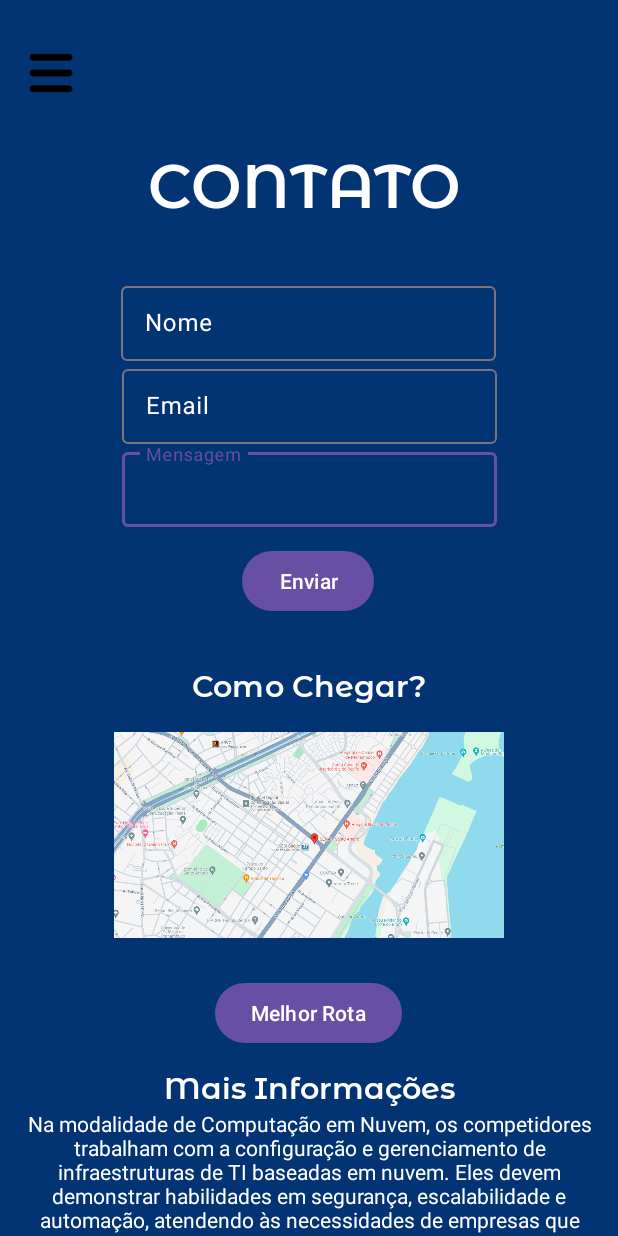
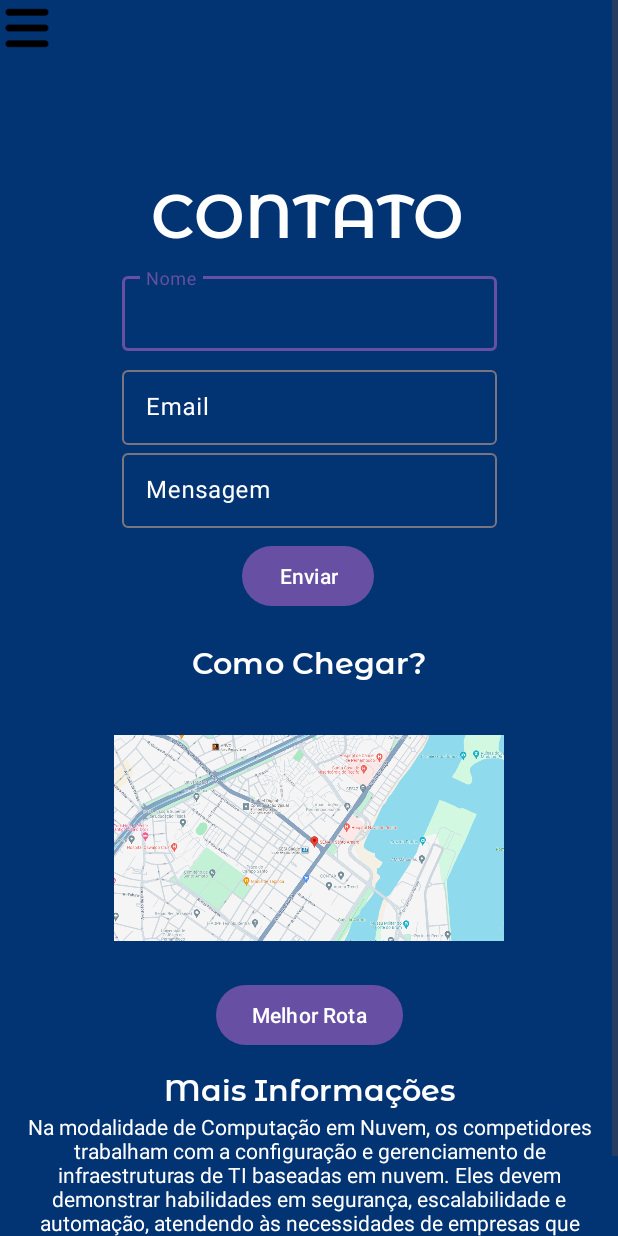
Before and after one commit to Arturleone/Retaking-Test2, an Android app: the screen it shows after launch (Activity_Contato), in the side drawer, after a tap on "Contato", on a phone screen of 412 x 824 dp. Run offline under Robolectric (Android 15) with nearby library versions, the phone set to English and light mode, and no system bars.

Commit message:
First Push

```diff
--- a/app/src/main/java/com/example/a08_artur_leonel_pe/Activity_Contato.kt
+++ b/app/src/main/java/com/example/a08_artur_leonel_pe/Activity_Contato.kt
@@ -4,8 +4,10 @@ import android.annotation.SuppressLint
 import android.content.Intent
 import android.net.Uri
 import android.os.Bundle
+import android.provider.ContactsContract.CommonDataKinds.Email
 import android.view.MenuItem
 import android.widget.Button
+import android.widget.EditText
 import android.widget.ImageView
 import android.widget.Toast
 import androidx.activity.enableEdgeToEdge
@@ -32,21 +34,40 @@ class Activity_Contato : AppCompatActivity(), NavigationView.OnNavigationItemSel
         //declarando os widgets/views
         drawerLayout = findViewById(R.id.drawer_layout)
         var navView = findViewById<NavigationView>(R.id.navView)
-        navView.setNavigationItemSelectedListener (this)
+        navView.setNavigationItemSelectedListener(this)
+        val nome = findViewById<EditText>(R.id.nome)
+        val email = findViewById<EditText>(R.id.email)
+        val mensagem = findViewById<EditText>(R.id.mensagem)
 
         //Inflar o activity main no frame_content do layout base
         layoutInflater.inflate(R.layout.activity_contato, findViewById(R.id.frame_content))
 
         //Lógica para levar para uma pagina web
-        findViewById<Button>(R.id.rota_Button).setOnClickListener{
+        findViewById<Button>(R.id.rota_Button).setOnClickListener {
             val link = Uri.parse("https://maps.app.goo.gl/ZZC3Z7fWbzxRMugr8")
             val intent = Intent(Intent.ACTION_VIEW, link)
             startActivity(intent)
         }
 
+        findViewById<Button>(R.id.button2).setOnClickListener {
+            val inputNome = nome.text.toString()
+            val inputEmail = email.text.toString()
+            val inputMensage = mensagem.text.toString()
+
+            if (inputMensage.isBlank() && inputEmail.isBlank() && inputNome.isBlank()) {
+                Toast.makeText(this, "Campos Inválidos!! \uD83E\uDD14", Toast.LENGTH_SHORT).show()
+            } else {
+                Toast.makeText(
+                    this,
+                    "Dados recebidos com sucesso!! \uD83D\uDE0A",
+                    Toast.LENGTH_SHORT
+                ).show()
+            }
+
             //Botão do menu caso seja acionado, ele abre o menu
-        val menu = findViewById<ImageView>(R.id.menu).setOnClickListener{
+            val menu = findViewById<ImageView>(R.id.menu).setOnClickListener {
                 drawerLayout.openDrawer(GravityCompat.START)
+            }
         }
     }
 
@@ -56,12 +77,15 @@ class Activity_Contato : AppCompatActivity(), NavigationView.OnNavigationItemSel
                 R.id.nav_Home -> {
                     startActivity(Intent(this, MainActivity::class.java))
                 }
+
                 R.id.nav_contato -> {
                     //Já Está Aqui
                 }
+
                 R.id.nav_Configurações -> {
                     startActivity(Intent(this, Activity_Configuracoes::class.java))
                 }
+
                 R.id.nav_WorldSkills -> {
                     startActivity(Intent(this, Activity_WorldSkills::class.java))
                 }
--- /dev/null
+++ b/app/src/main/java/com/example/a08_artur_leonel_pe/CarouselAdapter.kt
@@ -0,0 +1,25 @@
+package com.example.a08_artur_leonel_pe
+
+import android.view.View
+import android.view.ViewGroup
+import android.widget.ImageView
+import androidx.viewpager.widget.PagerAdapter
+
+class CarouselAdapter(private val images: List<Int>) : PagerAdapter() {
+    override fun instantiateItem(container: ViewGroup, position: Int): Any {
+        // Cria uma ImageView para cada item do carrossel
+        val imageView = ImageView(container.context)
+        imageView.setImageResource(images[position])
+        container.addView(imageView)
+        return imageView
+    }
+
+    override fun destroyItem(container: ViewGroup, position: Int, `object`: Any) {
+        // Remove a ImageView do container
+        container.removeView(`object` as ImageView)
+    }
+
+    override fun getCount(): Int = images.size
+
+    override fun isViewFromObject(view: View, `object`: Any): Boolean = view == `object`
+}
--- a/app/src/main/java/com/example/a08_artur_leonel_pe/MainActivity.kt
+++ b/app/src/main/java/com/example/a08_artur_leonel_pe/MainActivity.kt
@@ -3,20 +3,30 @@ package com.example.a08_artur_leonel_pe
 import android.annotation.SuppressLint
 import android.content.Intent
 import android.os.Bundle
+import android.os.Handler
+import android.os.Looper
 import android.view.MenuItem
+import android.view.ViewGroup
+import android.widget.Button
 import android.widget.ImageView
+import android.widget.TextView
 import androidx.activity.enableEdgeToEdge
+import androidx.appcompat.app.AlertDialog
 import androidx.appcompat.app.AppCompatActivity
 import androidx.core.view.GravityCompat
 import androidx.core.view.ViewCompat
 import androidx.core.view.WindowInsetsCompat
 import androidx.drawerlayout.widget.DrawerLayout
+import androidx.viewpager.widget.ViewPager
 import com.google.android.material.internal.NavigationMenu
 import com.google.android.material.navigation.NavigationView
 
 class MainActivity : AppCompatActivity(), NavigationView.OnNavigationItemSelectedListener {
     //declarando o drawerlayout
     private lateinit var drawerLayout: DrawerLayout
+    private lateinit var carousel: ViewPager
+    private val handler = Handler(Looper.getMainLooper())
+    private var currentPage = 0
 
     @SuppressLint("MissingInflatedId")
     override fun onCreate(savedInstanceState: Bundle?) {
@@ -27,15 +37,70 @@ class MainActivity : AppCompatActivity(), NavigationView.OnNavigationItemSelecte
         //declarando os widgets/views
         drawerLayout = findViewById(R.id.drawer_layout)
         var navView = findViewById<NavigationView>(R.id.navView)
-        navView.setNavigationItemSelectedListener (this)
+        navView.setNavigationItemSelectedListener(this)
 
         //Inflar o activity main no frame_content do layout base
         layoutInflater.inflate(R.layout.activity_main, findViewById(R.id.frame_content))
 
+        val textBemVindo = findViewById<TextView>(R.id.text_bem_vindo)
+        val worldSkills = findViewById<Button>(R.id.worldSkills)
+        val contato = findViewById<Button>(R.id.Contato)
+        val menuInflar = findViewById<Button>(R.id.Menu)
+
+
+        val userName = intent.getStringExtra("username")
+        textBemVindo.text = "Olá $userName!!"
+
+        setupCarousel()
+        startAutoScroll()
+
+        worldSkills.setOnClickListener {
+            val layoutInterno = findViewById<ViewGroup>(R.id.layoutInterno)
+            layoutInterno.removeAllViews() // Remove todos os filhos antes de inflar o novo layout
+            layoutInflater.inflate(R.layout.worldskills, layoutInterno, true)
+        }
+
+        contato.setOnClickListener {
+            val layoutInterno = findViewById<ViewGroup>(R.id.layoutInterno)
+            layoutInterno.removeAllViews() // Remove todos os filhos antes de inflar o novo layout
+            layoutInflater.inflate(R.layout.contato, layoutInterno, true)
+        }
+
+        menuInflar.setOnClickListener {
+            val layoutInterno = findViewById<ViewGroup>(R.id.layoutInterno)
+            layoutInterno.removeAllViews() // Remove todos os filhos antes de inflar o novo layout
+            layoutInflater.inflate(R.layout.home, layoutInterno, true)
+        }
+
         //Botão do menu caso seja acionado, ele abre o menu
-        val menu = findViewById<ImageView>(R.id.menu).setOnClickListener{
+        val menu = findViewById<ImageView>(R.id.menu).setOnClickListener {
             drawerLayout.openDrawer(GravityCompat.START)
         }
+    }
+
+    private fun setupCarousel() {
+        carousel = findViewById(R.id.carousel)
+        val images = listOf(R.drawable.image1, R.drawable.image2, R.drawable.image3)
+        carousel.adapter = CarouselAdapter(images)
+    }
+
+    // Inicia a rotação automática do carrossel
+    private fun startAutoScroll() {
+        val update = Runnable {
+            if (currentPage == (carousel.adapter?.count ?: 1) - 1) {
+                currentPage = 0
+            } else {
+                currentPage++
+            }
+            carousel.setCurrentItem(currentPage, true)
+        }
+
+        handler.postDelayed(object : Runnable {
+            override fun run() {
+                update.run()
+                handler.postDelayed(this, 3000)
+            }
+        }, 3000)
     }
 
     //Menu Em Ação
@@ -44,12 +109,15 @@ class MainActivity : AppCompatActivity(), NavigationView.OnNavigationItemSelecte
             R.id.nav_Home -> {
                 //Já está aqui
             }
+
             R.id.nav_contato -> {
                 startActivity(Intent(this, Activity_Contato::class.java))
             }
+
             R.id.nav_Configurações -> {
                 startActivity(Intent(this, Activity_Configuracoes::class.java))
             }
+
             R.id.nav_WorldSkills -> {
                 startActivity(Intent(this, Activity_WorldSkills::class.java))
             }
--- a/app/src/main/res/layout/activity_contato.xml
+++ b/app/src/main/res/layout/activity_contato.xml
@@ -8,16 +8,23 @@
     android:background="#023373"
     tools:context=".Activity_Contato">
 
+    <ScrollView
+        android:layout_width="match_parent"
+        android:layout_height="match_parent">
+
+        <androidx.constraintlayout.widget.ConstraintLayout
+            android:layout_width="match_parent"
+            android:layout_height="wrap_content"
+            android:orientation="vertical">
+
             <ImageView
                 android:id="@+id/menu"
                 android:layout_width="36dp"
                 android:layout_height="37dp"
-        android:layout_marginStart="16dp"
-        android:layout_marginTop="30dp"
                 android:textColor="@color/white"
-        app:layout_constraintStart_toStartOf="parent"
-        app:layout_constraintTop_toTopOf="parent"
-        app:srcCompat="@drawable/menu" />
+                app:srcCompat="@drawable/menu"
+                tools:layout_editor_absoluteX="16dp"
+                tools:layout_editor_absoluteY="30dp" />
 
             <TextView
                 android:id="@+id/textView3"
@@ -36,7 +43,7 @@
                 android:id="@+id/textView2"
                 android:layout_width="wrap_content"
                 android:layout_height="wrap_content"
-        android:layout_marginTop="32dp"
+                android:layout_marginTop="20dp"
                 android:fontFamily="@font/montserratalternatessemibold"
                 android:text="Como Chegar?"
                 android:textColor="@color/white"
@@ -49,13 +56,13 @@
                 android:id="@+id/textView"
                 android:layout_width="wrap_content"
                 android:layout_height="wrap_content"
-        android:layout_marginTop="96dp"
+                android:layout_marginTop="116dp"
                 android:fontFamily="@font/montserratalternatessemibold"
                 android:text="CONTATO"
                 android:textColor="@color/white"
                 android:textSize="40dp"
                 app:layout_constraintEnd_toEndOf="parent"
-        app:layout_constraintHorizontal_bias="0.486"
+                app:layout_constraintHorizontal_bias="0.497"
                 app:layout_constraintStart_toStartOf="parent"
                 app:layout_constraintTop_toTopOf="parent" />
 
@@ -86,6 +93,7 @@
                 android:id="@+id/textInputLayout2"
                 android:layout_width="wrap_content"
                 android:layout_height="wrap_content"
+                android:layout_marginTop="7dp"
                 android:hint="Email"
                 android:textColorHint="@color/white"
                 app:layout_constraintEnd_toEndOf="parent"
@@ -106,11 +114,10 @@
                 android:id="@+id/textInputLayout"
                 android:layout_width="wrap_content"
                 android:layout_height="wrap_content"
-        android:layout_marginTop="36dp"
+                android:layout_marginTop="9dp"
                 android:hint="Nome"
                 android:textColorHint="@color/white"
                 app:layout_constraintEnd_toEndOf="parent"
-        app:layout_constraintHorizontal_bias="0.496"
                 app:layout_constraintStart_toStartOf="parent"
                 app:layout_constraintTop_toBottomOf="@+id/textView">
 
@@ -129,7 +136,7 @@
                 android:id="@+id/button2"
                 android:layout_width="wrap_content"
                 android:layout_height="wrap_content"
-        android:layout_marginTop="12dp"
+                android:layout_marginTop="8dp"
                 android:text="Enviar"
                 app:layout_constraintEnd_toEndOf="parent"
                 app:layout_constraintHorizontal_bias="0.498"
@@ -140,10 +147,9 @@
                 android:id="@+id/rota_Button"
                 android:layout_width="wrap_content"
                 android:layout_height="wrap_content"
-        android:layout_marginTop="8dp"
+                android:layout_marginTop="7dp"
                 android:text="Melhor Rota"
                 app:layout_constraintEnd_toEndOf="parent"
-        app:layout_constraintHorizontal_bias="0.498"
                 app:layout_constraintStart_toStartOf="parent"
                 app:layout_constraintTop_toBottomOf="@+id/imageView2" />
 
@@ -151,6 +157,7 @@
                 android:id="@+id/imageView2"
                 android:layout_width="260dp"
                 android:layout_height="173dp"
+                android:layout_marginTop="17dp"
                 app:layout_constraintEnd_toEndOf="parent"
                 app:layout_constraintStart_toStartOf="parent"
                 app:layout_constraintTop_toBottomOf="@+id/textView2"
@@ -159,7 +166,7 @@
             <ScrollView
                 android:layout_width="380dp"
                 android:layout_height="140dp"
-        android:layout_marginTop="1dp"
+                android:layout_marginTop="2dp"
                 app:layout_constraintEnd_toEndOf="parent"
                 app:layout_constraintStart_toStartOf="parent"
                 app:layout_constraintTop_toBottomOf="@+id/textView3">
@@ -172,12 +179,13 @@
                     <TextView
                         android:layout_width="wrap_content"
                         android:layout_height="wrap_content"
+                        android:gravity="center"
                         android:text="Na modalidade de Computação em Nuvem, os competidores trabalham com a configuração e gerenciamento de infraestruturas de TI baseadas em nuvem. Eles devem demonstrar habilidades em segurança, escalabilidade e automação, atendendo às necessidades de empresas que dependem da nuvem para suas operações."
-                android:textColor="@color/white"
-                android:gravity="center"
-                />
+                        android:textColor="@color/white" />
 
                 </LinearLayout>
+            </ScrollView>
+        </androidx.constraintlayout.widget.ConstraintLayout>
     </ScrollView>
 
 
--- /dev/null
+++ b/app/src/main/res/layout/contato.xml
@@ -0,0 +1,6 @@
+<?xml version="1.0" encoding="utf-8"?>
+<androidx.constraintlayout.widget.ConstraintLayout xmlns:android="http://schemas.android.com/apk/res/android"
+    android:layout_width="match_parent"
+    android:layout_height="match_parent">
+
+</androidx.constraintlayout.widget.ConstraintLayout>
```
Also changed, not shown: app/src/main/java/com/example/a08_artur_leonel_pe/Activity_Configuracoes.kt (+11 -1 lines), app/src/main/res/layout/activity_configuracoes.xml (+14 -12 lines), app/src/main/res/layout/activity_main.xml (+70 -79 lines), app/src/main/res/layout/home.xml (added, +10 -0 lines), app/src/main/res/layout/worldskills.xml (added, +59 -0 lines), app/src/main/res/drawable/image1.png (added), app/src/main/res/drawable/image2.png, app/src/main/res/drawable/image3.png (added), app/src/main/res/drawable/world.png (added), app/src/main/res/drawable/ws.png (added). Lines whose indentation alone changed are shown as unchanged.
